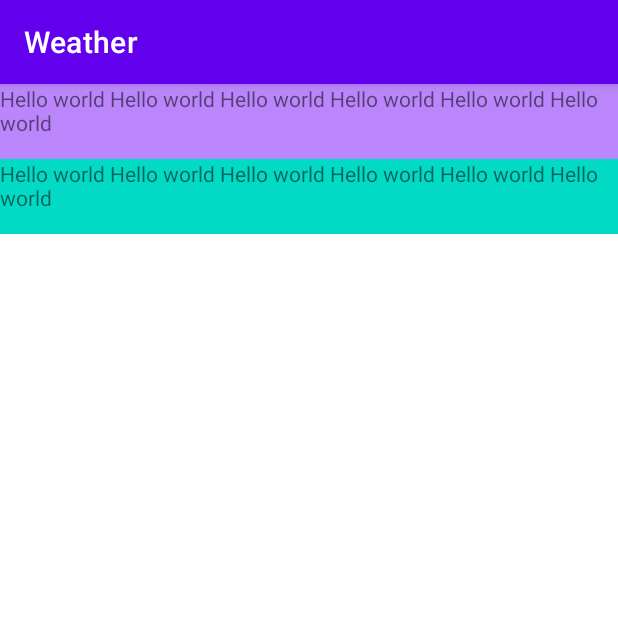
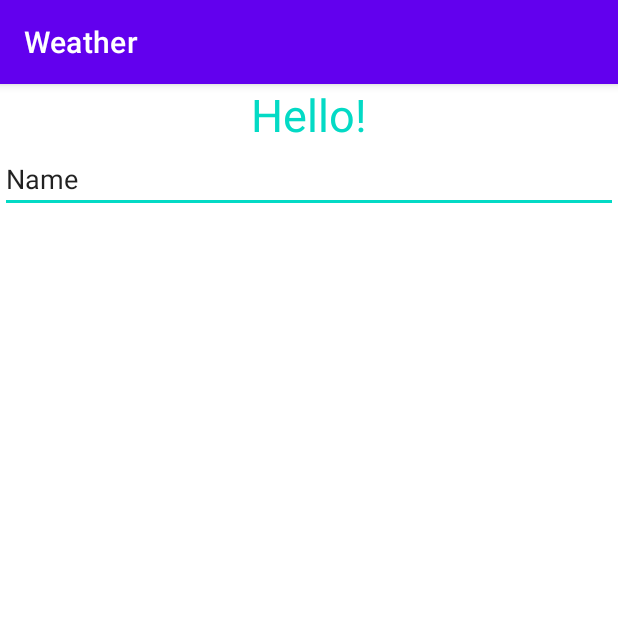
Before and after one commit to Jyldyza-en/Weather, an Android app: the screen it shows after launch (MainActivity), on a phone screen of 412 x 824 dp, the top half of it. Run offline under Robolectric (Android 15) with nearby library versions, the phone set to English and light mode, and no system bars.

Commit message:
practice whith textView and editText

```diff
--- a/app/src/main/java/kg/tutorialapp/weather/MainActivity.kt
+++ b/app/src/main/java/kg/tutorialapp/weather/MainActivity.kt
@@ -2,10 +2,21 @@ package kg.tutorialapp.weather
 
 import androidx.appcompat.app.AppCompatActivity
 import android.os.Bundle
+import android.widget.EditText
+import android.widget.TextView
 
 class MainActivity : AppCompatActivity() {
     override fun onCreate(savedInstanceState: Bundle?) {
         super.onCreate(savedInstanceState)
         setContentView(R.layout.activity_main)
+
+        var text1 = findViewById<TextView>(R.id.textView)
+        text1.text = getString(R.string.greeting)
+
+        var edit = findViewById<EditText>(R.id.editText)
+
+        text1.setOnClickListener {
+            text1.text = edit.text
+        }
     }
 }
--- a/app/src/main/res/layout/activity_main.xml
+++ b/app/src/main/res/layout/activity_main.xml
@@ -8,23 +8,25 @@
     android:orientation="vertical"
     tools:context=".MainActivity">
 
-    <TextView
-        android:id="@+id/view"
-        android:layout_width="match_parent"
-        android:layout_height="50dp"
-        android:background="@color/purple_200"
-        android:text="@string/hello_world_hello_world_hello_world_hello_world_hello_world_hello_world"
-        android:visibility="visible"
-
-        />
 
     <TextView
-        android:id="@+id/view2"
+        android:id="@+id/textView"
         android:layout_width="match_parent"
-        android:layout_height="50dp"
-        android:background="@color/teal_200"
+        android:layout_height="wrap_content"
+        android:textSize="30sp"
+        android:textColor="@color/teal_200"
+        android:gravity="center"
         android:clickable="true"
-        android:focusable="true"
-        android:text="@string/hello_world_hello_world_hello_world_hello_world_hello_world_hello_world"
-        android:visibility="visible" />
+        android:text="@string/accept"
+        android:focusable="true" />
+
+    <EditText
+        android:id="@+id/editText"
+        android:layout_width="match_parent"
+        android:layout_height="wrap_content"
+        android:ems="10"
+        android:inputType="text"
+        android:text="@string/name"
+        android:importantForAutofill="no"
+        android:hint="@string/string_hint1"/>
 </LinearLayout>
--- a/app/src/main/res/values/strings.xml
+++ b/app/src/main/res/values/strings.xml
@@ -1,7 +1,7 @@
 <resources>
     <string name="app_name">Weather</string>
-    <string name="hello_kotlin">ВСЕМ ПРИВЕТ</string>
-    <string name="button">Button</string>
-    <string name="button1">Button</string>
-    <string name="hello_world_hello_world_hello_world_hello_world_hello_world_hello_world">Hello world Hello world Hello world Hello world Hello world Hello world</string>
+    <string name="accept">ok</string>
+    <string name="greeting">Hello!</string>
+    <string name="name">Name</string>
+    <string name="string_hint1">Type here</string> />
 </resources>
```
